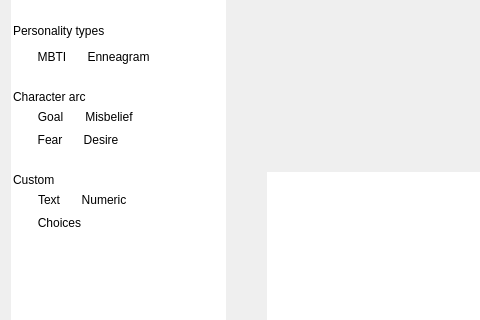
The window that ui/character_profile_editor_dialog.ui (zkovari/plotlyst) describes before a commit, drawn with Qt 5; both pictures show x 0 to 480 and y 146 to 466 of the 995 by 629 pixel window.
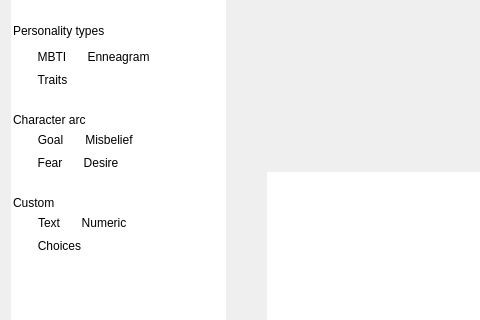
The same window after the commit. Custom widgets are drawn as their Qt base class.

Commit message: Support traits

The edit to the form file:
```diff
--- a/ui/character_profile_editor_dialog.ui
+++ b/ui/character_profile_editor_dialog.ui
@@ -339,6 +339,61 @@
           </item>
          </layout>
         </item>
+        <item>
+         <layout class="QHBoxLayout" name="horizontalLayout_12">
+          <property name="spacing">
+           <number>12</number>
+          </property>
+          <item>
+           <spacer name="horizontalSpacer_22">
+            <property name="orientation">
+             <enum>Qt::Horizontal</enum>
+            </property>
+            <property name="sizeType">
+             <enum>QSizePolicy::Preferred</enum>
+            </property>
+            <property name="sizeHint" stdset="0">
+             <size>
+              <width>20</width>
+              <height>20</height>
+             </size>
+            </property>
+           </spacer>
+          </item>
+          <item>
+           <widget class="QToolButton" name="btnTraits">
+            <property name="cursor">
+             <cursorShape>OpenHandCursor</cursorShape>
+            </property>
+            <property name="text">
+             <string>Traits</string>
+            </property>
+            <property name="iconSize">
+             <size>
+              <width>24</width>
+              <height>24</height>
+             </size>
+            </property>
+            <property name="toolButtonStyle">
+             <enum>Qt::ToolButtonTextUnderIcon</enum>
+            </property>
+           </widget>
+          </item>
+          <item>
+           <spacer name="horizontalSpacer_23">
+            <property name="orientation">
+             <enum>Qt::Horizontal</enum>
+            </property>
+            <property name="sizeHint" stdset="0">
+             <size>
+              <width>40</width>
+              <height>20</height>
+             </size>
+            </property>
+           </spacer>
+          </item>
+         </layout>
+        </item>
         <item>
          <spacer name="horizontalSpacer_16">
           <property name="orientation">
```
The commit also changes 6 other files.
